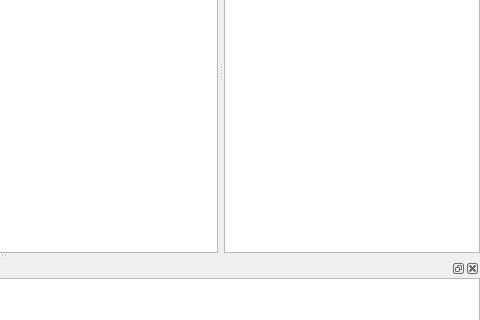
jepaynedev/MailPrep, file ui/mainwindow.ui: the form before one commit; both pictures show x 486 to 966 and y 159 to 479 of the 966 by 651 pixel window.
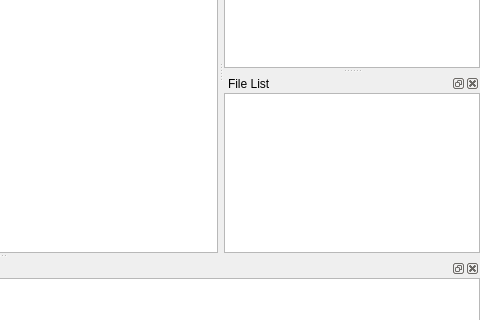
The form after the commit.

Commit message: Add file list dockable interface

```diff
--- a/ui/mainwindow.ui
+++ b/ui/mainwindow.ui
@@ -188,6 +188,39 @@
     </layout>
    </widget>
   </widget>
+  <widget class="QDockWidget" name="dockWidget__fileList">
+   <property name="allowedAreas">
+    <set>Qt::LeftDockWidgetArea|Qt::RightDockWidgetArea</set>
+   </property>
+   <property name="windowTitle">
+    <string>File List</string>
+   </property>
+   <attribute name="dockWidgetArea">
+    <number>2</number>
+   </attribute>
+   <widget class="QWidget" name="dockWidgetContents_file_list">
+    <layout class="QVBoxLayout" name="verticalLayout_5">
+     <property name="spacing">
+      <number>0</number>
+     </property>
+     <property name="leftMargin">
+      <number>0</number>
+     </property>
+     <property name="topMargin">
+      <number>0</number>
+     </property>
+     <property name="rightMargin">
+      <number>0</number>
+     </property>
+     <property name="bottomMargin">
+      <number>0</number>
+     </property>
+     <item>
+      <widget class="QTreeView" name="treeView"/>
+     </item>
+    </layout>
+   </widget>
+  </widget>
   <action name="actionExit">
    <property name="text">
     <string>E&amp;xit</string>
```
